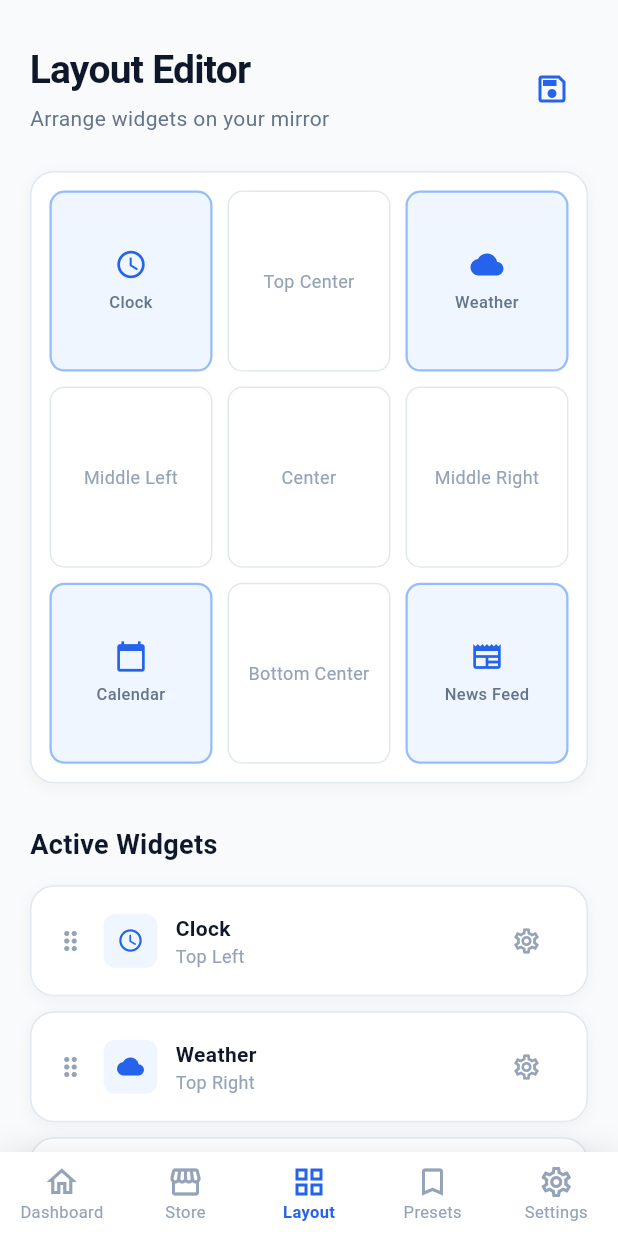
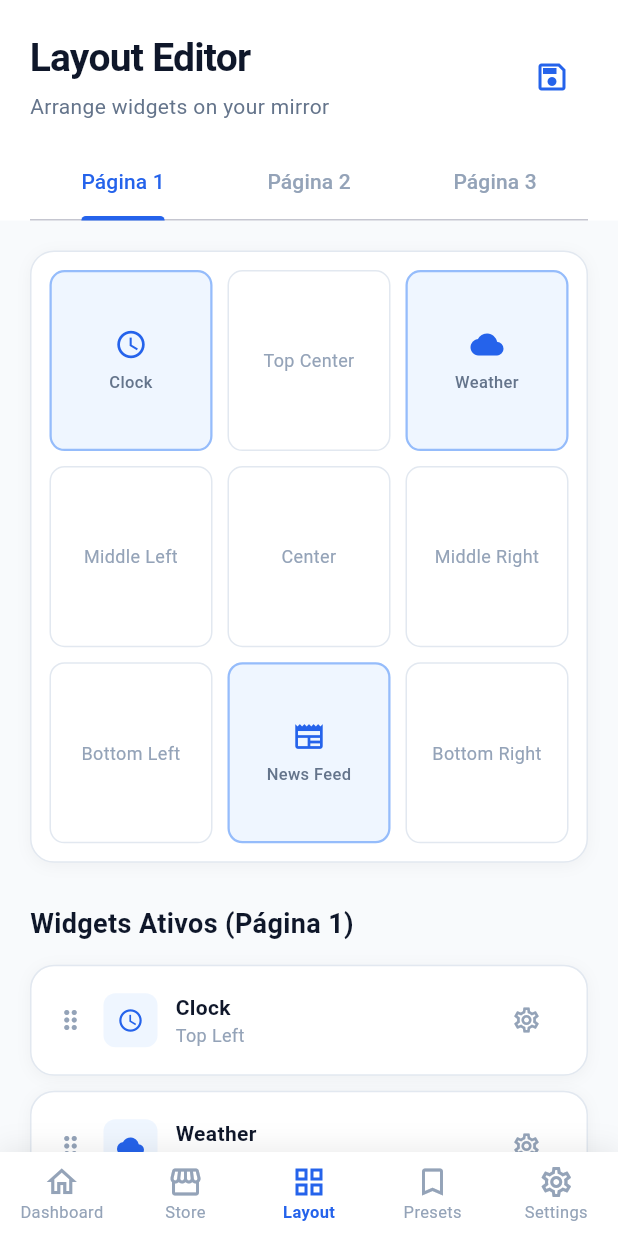
Before and after one commit to Paqu1t0/Modulos_MagicMirror, a Flutter app: the screen it shows after launch, item 3 of the bottom bar chosen, on a phone screen of 412 x 824 dp. Run offline on Flutter 3.47's test engine with Material 3 defaults, Android fonts, the phone set to English and light mode, and no system bars; our stand-ins replace shared_preferences; missing offline and left inert: dartssh2; network calls fail.

Commit message:
feat: implement layout editor UI and SSH service integration for MagicMirror configuration

```diff
--- a/magic_mirror_app/lib/screens/layout_screen.dart
+++ b/magic_mirror_app/lib/screens/layout_screen.dart
@@ -2,8 +2,8 @@ import 'package:flutter/material.dart';
 import '../app_theme.dart';
 import '../models/widget_model.dart';
 import '../services/mirror_api_service.dart';
+import '../services/ssh_service.dart';
 import '../widgets/bottom_nav_bar.dart';
-
 
 const List<String> _gridPositions = [
   'Top Left',    'Top Center',    'Top Right',
@@ -20,13 +20,22 @@ class LayoutScreen extends StatefulWidget {
   State<LayoutScreen> createState() => _LayoutScreenState();
 }
 
-class _LayoutScreenState extends State<LayoutScreen> {
-  // position -> widgetId
-  final Map<String, String> _layout = {
+class _LayoutScreenState extends State<LayoutScreen> with SingleTickerProviderStateMixin {
+  late TabController _tabController;
+
+  // Page -> Position -> WidgetId
+  final Map<int, Map<String, String>> _layouts = {
+    1: {
       'Top Left': 'clock',
       'Top Right': 'weather',
-    'Bottom Left': 'calendar',
-    'Bottom Right': 'news',
+      'Bottom Center': 'news',
+    },
+    2: {
+      'Center': 'calendar',
+    },
+    3: {
+      'Bottom Right': 'photos',
+    }
   };
 
   List<WidgetModel> _installedWidgets = [];
@@ -35,7 +44,15 @@ class _LayoutScreenState extends State<LayoutScreen> {
   @override
   void initState() {
     super.initState();
+    _tabController = TabController(length: 3, vsync: this);
+    _tabController.addListener(() => setState(() {}));
     _loadWidgets();
+  }
+
+  @override
+  void dispose() {
+    _tabController.dispose();
+    super.dispose();
   }
 
   Future<void> _loadWidgets() async {
@@ -47,13 +64,15 @@ class _LayoutScreenState extends State<LayoutScreen> {
     }
   }
 
+  int get _currentPage => _tabController.index + 1;
+
   WidgetModel? _widgetAt(String position) {
-    final id = _layout[position];
+    final pageLayout = _layouts[_currentPage] ?? {};
+    final id = pageLayout[position];
     if (id == null) return null;
     try {
       return _installedWidgets.firstWhere((w) => w.id == id);
     } catch (_) {
-      // Widget not in installed list — use demo fallback
       return demoWidgets.firstWhere(
         (w) => w.id == id,
         orElse: () => demoWidgets.first,
@@ -61,9 +80,10 @@ class _LayoutScreenState extends State<LayoutScreen> {
     }
   }
 
-  List<WidgetModel> get _activeWidgets {
+  List<WidgetModel> get _activeWidgetsForCurrentPage {
     final result = <WidgetModel>[];
-    for (final entry in _layout.entries) {
+    final pageLayout = _layouts[_currentPage] ?? {};
+    for (final entry in pageLayout.entries) {
       final w = _widgetAt(entry.key);
       if (w != null) {
         result.add(w..position = entry.key);
@@ -74,22 +94,38 @@ class _LayoutScreenState extends State<LayoutScreen> {
 
   Future<void> _saveLayout() async {
     setState(() => _saving = true);
-    await MirrorApiService().saveLayout(_layout);
+
+    // Agora enviamos as 3 páginas para o SshService gerar o script
+    final success = await SshService().updateMagicMirrorConfig(_layouts);
+
     if (mounted) setState(() => _saving = false);
     if (mounted) {
+      if (success) {
         ScaffoldMessenger.of(context).showSnackBar(
           SnackBar(
-          content: const Text('Layout guardado com sucesso!'),
+            content: const Text('Layouts guardados! Espelho a reiniciar...'),
             backgroundColor: AppTheme.success,
+            behavior: SnackBarBehavior.floating,
+            shape: RoundedRectangleBorder(borderRadius: BorderRadius.circular(10)),
+          ),
+        );
+      } else {
+        ScaffoldMessenger.of(context).showSnackBar(
+          SnackBar(
+            content: const Text('Erro ao atualizar as páginas via SSH.'),
+            backgroundColor: AppTheme.error,
             behavior: SnackBarBehavior.floating,
             shape: RoundedRectangleBorder(borderRadius: BorderRadius.circular(10)),
           ),
         );
       }
     }
+  }
 
   void _clearPosition(String position) {
-    setState(() => _layout.remove(position));
+    setState(() {
+      _layouts[_currentPage]?.remove(position);
+    });
   }
 
   @override
@@ -97,21 +133,24 @@ class _LayoutScreenState extends State<LayoutScreen> {
     return Scaffold(
       backgroundColor: AppTheme.background,
       body: SafeArea(
-        child: SingleChildScrollView(
-          padding: const EdgeInsets.fromLTRB(20, 28, 20, 24),
+        child: Column(
+          children: [
+            // Header e TabBar
+            Container(
+              color: AppTheme.cardBg,
+              padding: const EdgeInsets.fromLTRB(20, 20, 20, 0),
               child: Column(
                 crossAxisAlignment: CrossAxisAlignment.start,
                 children: [
-              // Header
                   Row(
                     mainAxisAlignment: MainAxisAlignment.spaceBetween,
                     children: [
                       Column(
                         crossAxisAlignment: CrossAxisAlignment.start,
-                    children: [
-                      const Text('Layout Editor', style: AppTheme.headingLarge),
-                      const SizedBox(height: 4),
-                      const Text('Arrange widgets on your mirror', style: AppTheme.bodyMedium),
+                        children: const [
+                          Text('Layout Editor', style: AppTheme.headingLarge),
+                          SizedBox(height: 4),
+                          Text('Arrange widgets on your mirror', style: AppTheme.bodyMedium),
                         ],
                       ),
                       if (_saving)
@@ -124,12 +163,56 @@ class _LayoutScreenState extends State<LayoutScreen> {
                         IconButton(
                           onPressed: _saveLayout,
                           icon: const Icon(Icons.save_outlined, color: AppTheme.primary),
-                      tooltip: 'Guardar layout',
+                          tooltip: 'Guardar layouts',
                         ),
                     ],
                   ),
-              const SizedBox(height: 24),
+                  const SizedBox(height: 16),
+                  TabBar(
+                    controller: _tabController,
+                    labelColor: AppTheme.primary,
+                    unselectedLabelColor: AppTheme.textMuted,
+                    indicatorColor: AppTheme.primary,
+                    indicatorWeight: 3,
+                    tabs: const [
+                      Tab(text: 'Página 1'),
+                      Tab(text: 'Página 2'),
+                      Tab(text: 'Página 3'),
+                    ],
+                  ),
+                ],
+              ),
+            ),
 
+            // Conteúdo Tab
+            Expanded(
+              child: TabBarView(
+                controller: _tabController,
+                physics: const NeverScrollableScrollPhysics(), // Evitar deslizar acidental nas grelhas
+                children: [
+                  _buildPageContent(),
+                  _buildPageContent(),
+                  _buildPageContent(),
+                ],
+              ),
+            ),
+          ],
+        ),
+      ),
+      bottomNavigationBar: MirrorBottomNavBar(
+        currentIndex: 2,
+        onTap: widget.onNavigate,
+      ),
+    );
+  }
+
+  Widget _buildPageContent() {
+    final activeWidgets = _activeWidgetsForCurrentPage;
+    return SingleChildScrollView(
+      padding: const EdgeInsets.all(20),
+      child: Column(
+        crossAxisAlignment: CrossAxisAlignment.start,
+        children: [
           // 3×3 Grid
           Container(
             padding: const EdgeInsets.all(12),
@@ -158,19 +241,21 @@ class _LayoutScreenState extends State<LayoutScreen> {
           const SizedBox(height: 28),
 
           // Active Widgets list
-              const Text('Active Widgets', style: AppTheme.headingMedium),
+          Text('Widgets Ativos (Página $_currentPage)', style: AppTheme.headingMedium),
           const SizedBox(height: 14),
-              ..._activeWidgets.map((w) => _ActiveWidgetRow(
+          if (activeWidgets.isEmpty)
+            Center(
+              child: Padding(
+                padding: const EdgeInsets.symmetric(vertical: 20),
+                child: Text('Nenhum widget nesta página.', style: AppTheme.bodyMedium),
+              ),
+            )
+          else
+            ...activeWidgets.map((w) => _ActiveWidgetRow(
                   widget: w,
                   onRemove: () => _clearPosition(w.position ?? ''),
                 )),
         ],
-          ),
-        ),
-      ),
-      bottomNavigationBar: MirrorBottomNavBar(
-        currentIndex: 2,
-        onTap: widget.onNavigate,
       ),
     );
   }
```
Also changed, not shown: magic_mirror_app/lib/services/ssh_service.dart (+45 -0 lines), 1 other file. Lines whose indentation alone changed are shown as unchanged.
